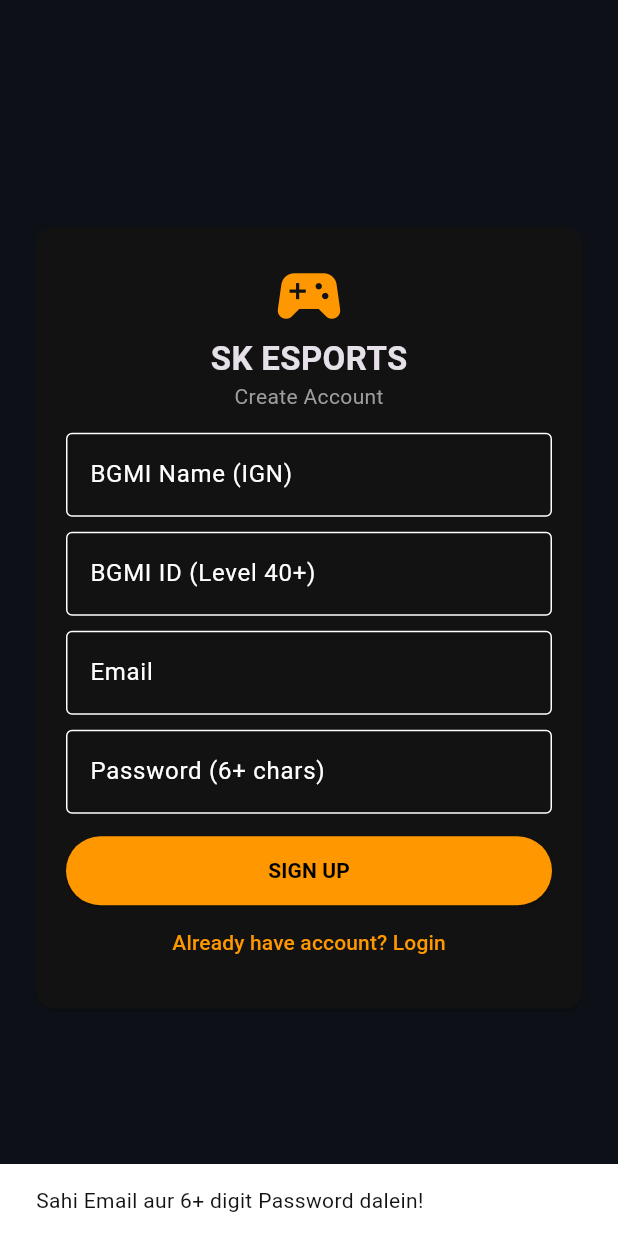
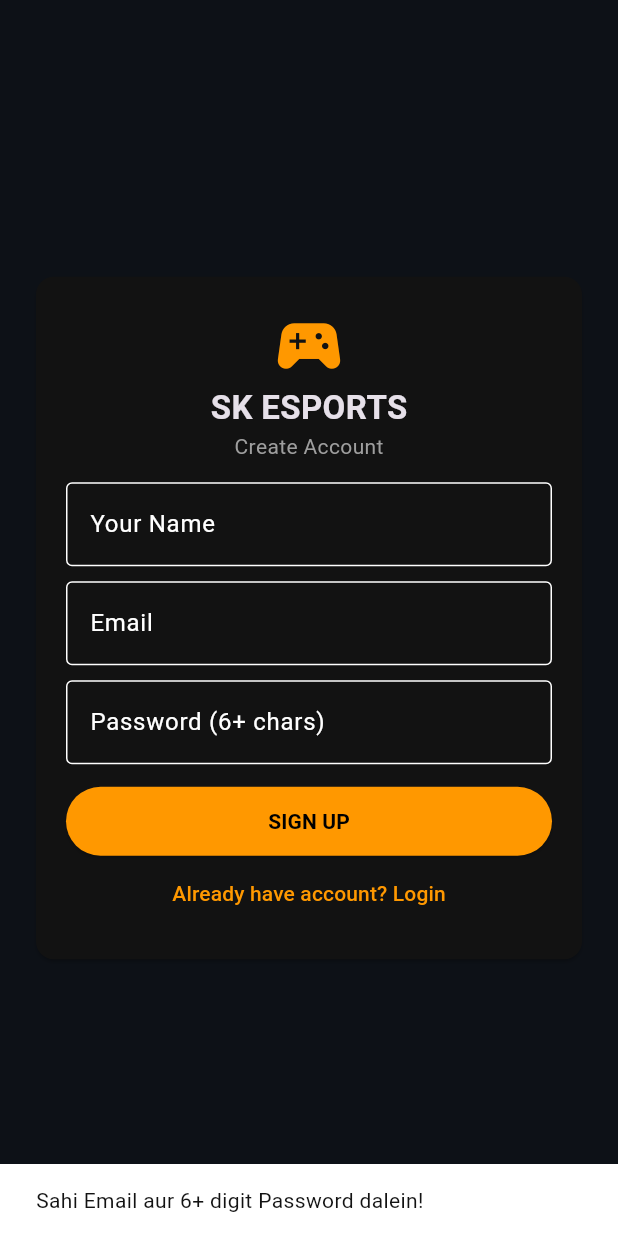
Before and after one commit to sahidkhanmewati02-source/sk-esports-app, a Flutter app: the screen it shows after launch, after a tap on "New Player? Sign Up", after a tap on "SIGN UP", on a phone screen of 412 x 824 dp. Run offline on Flutter 3.47's test engine with Material 3 defaults, Android fonts, the phone set to English and light mode, and no system bars.

Commit message:
Update main.dart

```diff
--- a/lib/main.dart
+++ b/lib/main.dart
@@ -34,16 +34,14 @@ class AuthScreen extends StatefulWidget {
 
 class _AuthScreenState extends State {
   bool _isLogin = true, _loading = false;
-  final _email = TextEditingController(), _pass = TextEditingController(), _ign = TextEditingController(), _id = TextEditingController();
+  final _email = TextEditingController(), _pass = TextEditingController(), _name = TextEditingController();
 
   void _msg(String s) => ScaffoldMessenger.of(context).showSnackBar(SnackBar(content: Text(s)));
 
   Future _submit() async {
     final e = _email.text.trim(), p = _pass.text.trim();
     if (!e.contains('@') || !RegExp(r'^.{6,}$').hasMatch(p)) return _msg('Sahi Email aur 6+ digit Password dalein!');
-    if (!_isLogin && (_ign.text.trim().isEmpty || !RegExp(r'^\d{8,}$').hasMatch(_id.text.trim()))) {
-      return _msg('Sahi BGMI IGN aur 8+ digit BGMI ID dalein!');
-    }
+    if (!_isLogin && _name.text.trim().isEmpty) return _msg('Apna Naam dalein!');
     setState(() => _loading = true);
     try {
       final ep = _isLogin ? 'accounts:signInWithPassword' : 'accounts:signUp';
@@ -57,7 +55,7 @@ class _AuthScreenState extends State {
       final String uid = data['localId'], token = data['idToken'];
       if (!_isLogin) {
         await http.put(Uri.parse('$kDbUrl/users/$uid.json?auth=$token'),
-            body: jsonEncode({'email': e, 'ign': _ign.text.trim(), 'bgmiId': _id.text.trim(), 'wallet': 0}));
+            body: jsonEncode({'email': e, 'ign': _name.text.trim(), 'bgmiId': 'Not Set', 'wallet': 0}));
       }
       if (!mounted) return;
       Navigator.pushReplacement(context, MaterialPageRoute(builder: (_) => HomeScreen(uid: uid, token: token, email: e)));
@@ -83,9 +81,7 @@ class _AuthScreenState extends State {
                 Text(_isLogin ? 'Player Login' : 'Create Account', style: const TextStyle(color: Colors.grey)),
                 const SizedBox(height: 14),
                 if (!_isLogin) ...[
-                  TextField(controller: _ign, decoration: const InputDecoration(labelText: 'BGMI Name (IGN)', border: OutlineInputBorder())),
-                  const SizedBox(height: 10),
-                  TextField(controller: _id, keyboardType: TextInputType.number, decoration: const InputDecoration(labelText: 'BGMI ID (Level 40+)', border: OutlineInputBorder())),
+                  TextField(controller: _name, decoration: const InputDecoration(labelText: 'Your Name', border: OutlineInputBorder())),
                   const SizedBox(height: 10),
                 ],
                 TextField(controller: _email, decoration: const InputDecoration(labelText: 'Email', border: OutlineInputBorder())),
@@ -126,7 +122,7 @@ class HomeScreen extends StatefulWidget {
 class _HomeScreenState extends State {
   HomeScreen get w => widget as HomeScreen;
   int _tab = 0, _wallet = 0;
-  String _ign = 'Player', _bgmiId = '0000000000';
+  String _ign = 'Player', _bgmiId = 'Not Set';
   bool _loading = true;
   List _txns = [];
   final List _matches = [
@@ -151,7 +147,7 @@ class _HomeScreenState extends State {
       if (uRes.statusCode == 200 && uRes.body != 'null') {
         final d = jsonDecode(uRes.body);
         _ign = d['ign'] ?? 'SK_Player';
-        _bgmiId = d['bgmiId'] ?? '5123456789';
+        _bgmiId = d['bgmiId'] ?? 'Not Set';
         _wallet = int.tryParse(d['wallet'].toString()) ?? 0;
         if (d['txns'] is Map) _txns = (d['txns'] as Map).values.toList().reversed.toList();
       }
@@ -179,23 +175,25 @@ class _HomeScreenState extends State {
   }
 
   void _join(dynamic m) {
-    final ignC = TextEditingController(text: _ign), idC = TextEditingController(text: _bgmiId);
+    final ignC = TextEditingController(text: _ign);
+    final idC = TextEditingController(text: _bgmiId == 'Not Set' ? '' : _bgmiId);
     showDialog(
       context: context,
       builder: (ctx) => AlertDialog(
         title: Text('Join ${m.title}', style: const TextStyle(fontSize: 15)),
         content: Column(mainAxisSize: MainAxisSize.min, children: [
-          const Text('Rule: Minimum BGMI Level 40+ required.', style: TextStyle(color: Color(0xFFFF9800), fontSize: 12)),
+          const Text('Rule: Minimum BGMI Level 30+ ID required.', style: TextStyle(color: Color(0xFFFF9800), fontSize: 12)),
           const SizedBox(height: 8),
-          TextField(controller: ignC, decoration: const InputDecoration(labelText: 'BGMI IGN', border: OutlineInputBorder())),
+          TextField(controller: ignC, decoration: const InputDecoration(labelText: 'BGMI Name (IGN)', border: OutlineInputBorder())),
           const SizedBox(height: 8),
-          TextField(controller: idC, keyboardType: TextInputType.number, decoration: const InputDecoration(labelText: 'BGMI ID', border: OutlineInputBorder())),
+          TextField(controller: idC, keyboardType: TextInputType.number, decoration: const InputDecoration(labelText: 'BGMI ID (10 Digits)', border: OutlineInputBorder())),
         ]),
         actions: [
           TextButton(onPressed: () => Navigator.pop(ctx), child: const Text('Cancel')),
           ElevatedButton(
             style: ElevatedButton.styleFrom(backgroundColor: const Color(0xFF00E676)),
             onPressed: () async {
+              if (ignC.text.trim().isEmpty || !RegExp(r'^\d{8,}$').hasMatch(idC.text.trim())) return _msg('Sahi BGMI Name aur ID dalein!');
               final int fee = m.fee;
               if ((_wallet - fee).isNegative) { Navigator.pop(ctx); setState(() => _tab = 1); return _msg('Balance kam hai!'); }
               setState(() { _ign = ignC.text.trim(); _bgmiId = idC.text.trim(); _wallet = _wallet - fee; m.joined++; m.isJoined = true; });
@@ -330,7 +328,7 @@ class _HomeScreenState extends State {
         ),
         ListView(padding: const EdgeInsets.all(16), children: [
           Card(child: ListTile(title: Text(_ign), subtitle: Text('BGMI ID: $_bgmiId\n${w.email}'))),
-          const Card(child: Padding(padding: EdgeInsets.all(14), child: Text('RULES:\n• BGMI Level 40+ required.\n• Room ID & Pass 15 min pehle milega.'))),
+          const Card(child: Padding(padding: EdgeInsets.all(14), child: Text('RULES:\n• BGMI Level 30+ required.\n• Room ID & Pass 15 min pehle milega.'))),
           ElevatedButton(onPressed: () { Clipboard.setData(const ClipboardData(text: 'https://t.me/SK_ESPORTSOFFICIAL')); _msg('Telegram Link Copied!'); }, child: const Text('Join Telegram (@SK_ESPORTSOFFICIAL)')),
           OutlinedButton(onPressed: () => Navigator.pushReplacement(context, MaterialPageRoute(builder: (_) => const AuthScreen())), child: const Text('Logout', style: TextStyle(color: Colors.redAccent))),
         ]),
```
